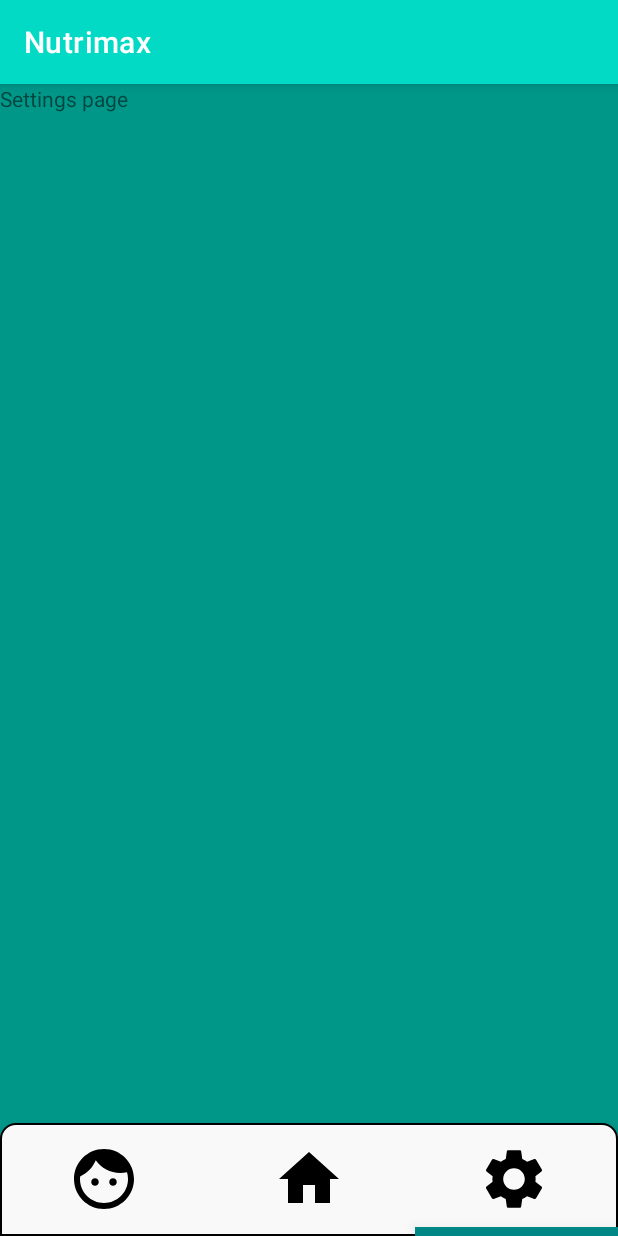
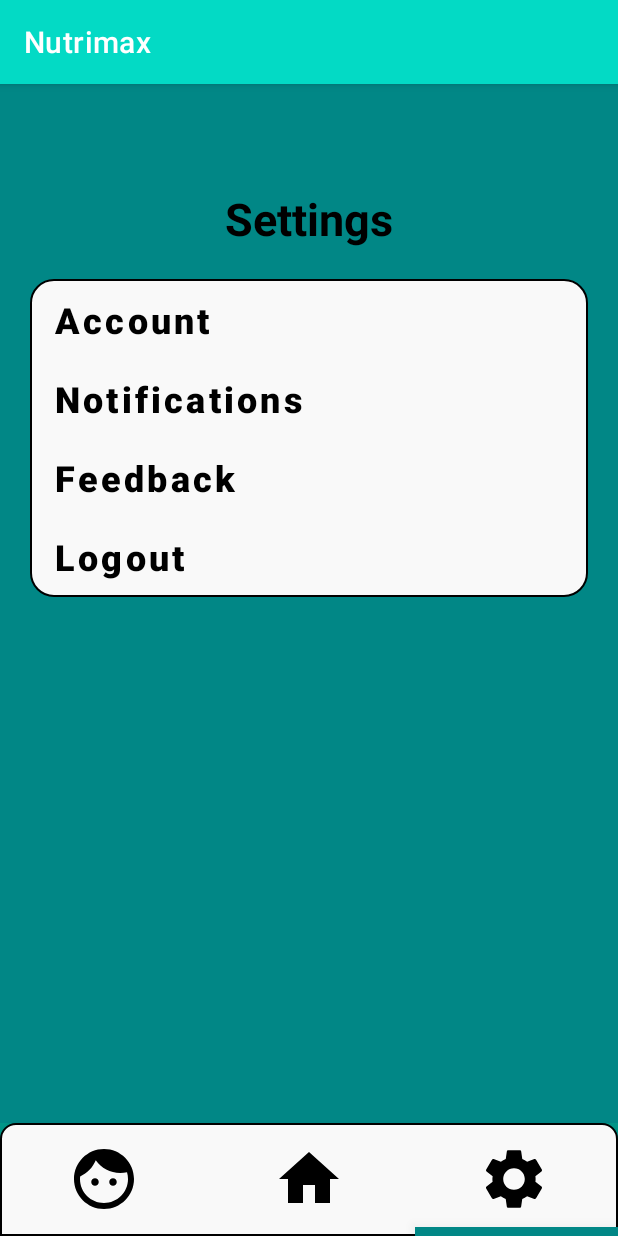
Before and after one commit to andreib99/MSA_Project, an Android app: the HomeFragment screen opened directly, with no data from a screen before it, item 3 of the bottom bar chosen, on a phone screen of 412 x 824 dp. Run offline under Robolectric (Android 15) with nearby library versions, the phone set to English and light mode, and no system bars; our stand-ins replace Firebase (no records; nobody signed in at launch, a user with empty details on screens opened directly), navigation-ui.

Commit message:
Added settings page frontend.

```diff
--- a/app/src/main/res/layout/fragment_settings.xml
+++ b/app/src/main/res/layout/fragment_settings.xml
@@ -3,11 +3,87 @@
     xmlns:tools="http://schemas.android.com/tools"
     android:layout_width="match_parent"
     android:layout_height="match_parent"
+    android:background="@color/teal_700"
+    xmlns:app="http://schemas.android.com/apk/res-auto"
     tools:context="SettingsFragment">
 
+    <androidx.constraintlayout.widget.Guideline
+        android:id="@+id/guideline"
+        android:layout_width="wrap_content"
+        android:layout_height="wrap_content"
+        android:layout_marginBottom="512dp"
+        android:orientation="horizontal"
+        app:layout_constraintBottom_toTopOf="@id/tvSettings"
+        app:layout_constraintEnd_toEndOf="parent"
+        app:layout_constraintGuide_percent="0.1"
+        app:layout_constraintStart_toStartOf="parent"
+        app:layout_constraintTop_toTopOf="parent" />
+
     <TextView
+        android:id="@+id/tvSettings"
+        android:layout_width="wrap_content"
+        android:layout_height="wrap_content"
+        android:text="Settings"
+        android:textColor="@color/black"
+        android:textSize="30sp"
+        android:textStyle="bold"
+        app:layout_constraintEnd_toEndOf="parent"
+        app:layout_constraintStart_toStartOf="parent"
+        app:layout_constraintTop_toBottomOf="@id/guideline" />
+
+    <androidx.constraintlayout.widget.ConstraintLayout
+        android:id="@+id/constraint1"
         android:layout_width="match_parent"
-        android:layout_height="match_parent"
-        android:text="Settings page" />
+        android:layout_height="wrap_content"
+        android:layout_marginStart="20dp"
+        android:layout_marginTop="20dp"
+        android:layout_marginEnd="20dp"
+        android:background="@drawable/rounded_corner"
+        app:flow_verticalStyle="packed"
+        app:layout_constraintEnd_toEndOf="parent"
+        app:layout_constraintStart_toStartOf="parent"
+        app:layout_constraintTop_toBottomOf="@id/tvSettings">
+
+        <Button
+            android:id="@+id/btnAccount"
+            style="@style/settingsButton"
+            android:layout_width="0dp"
+            android:layout_height="wrap_content"
+            android:text="Account"
+            app:layout_constraintEnd_toEndOf="parent"
+            app:layout_constraintStart_toStartOf="parent"
+            app:layout_constraintTop_toTopOf="parent" />
+
+        <Button
+            android:id="@+id/btnNotifications"
+            android:layout_width="0dp"
+            android:layout_height="wrap_content"
+            android:text="Notifications"
+            app:layout_constraintEnd_toEndOf="parent"
+            app:layout_constraintStart_toStartOf="parent"
+            app:layout_constraintTop_toBottomOf="@id/btnAccount"
+            style="@style/settingsButton"/>
+
+        <Button
+            android:id="@+id/btnFeedback"
+            android:layout_width="0dp"
+            android:layout_height="wrap_content"
+            android:text="Feedback"
+            style="@style/settingsButton"
+            app:layout_constraintEnd_toEndOf="parent"
+            app:layout_constraintStart_toStartOf="parent"
+            app:layout_constraintTop_toBottomOf="@id/btnNotifications"
+            />
+
+        <Button
+            android:id="@+id/btnLogout"
+            android:layout_width="0dp"
+            android:layout_height="wrap_content"
+            android:text="Logout"
+            app:layout_constraintEnd_toEndOf="parent"
+            app:layout_constraintStart_toStartOf="parent"
+            app:layout_constraintTop_toBottomOf="@id/btnFeedback"
+            style="@style/settingsButton"/>
+    </androidx.constraintlayout.widget.ConstraintLayout>
 
 </androidx.constraintlayout.widget.ConstraintLayout>
--- a/app/src/main/res/values/style.xml
+++ b/app/src/main/res/values/style.xml
@@ -4,4 +4,12 @@
         <item name="android:scaleType">fitXY</item>
         <item name="android:src">@drawable/logo_large_fit</item>
     </style>
+    <style name="settingsButton" parent="TextAppearance.AppCompat.Widget.Button.Borderless.Colored">
+        <item name="textAllCaps">false</item>
+        <item name="android:textSize">24sp</item>
+        <item name="android:textStyle">bold</item>
+        <item name="android:textColor">@color/black</item>
+        <item name="android:background">@android:color/transparent</item>
+        <item name="android:textAlignment">viewStart</item>
+    </style>
 </resources>
```
